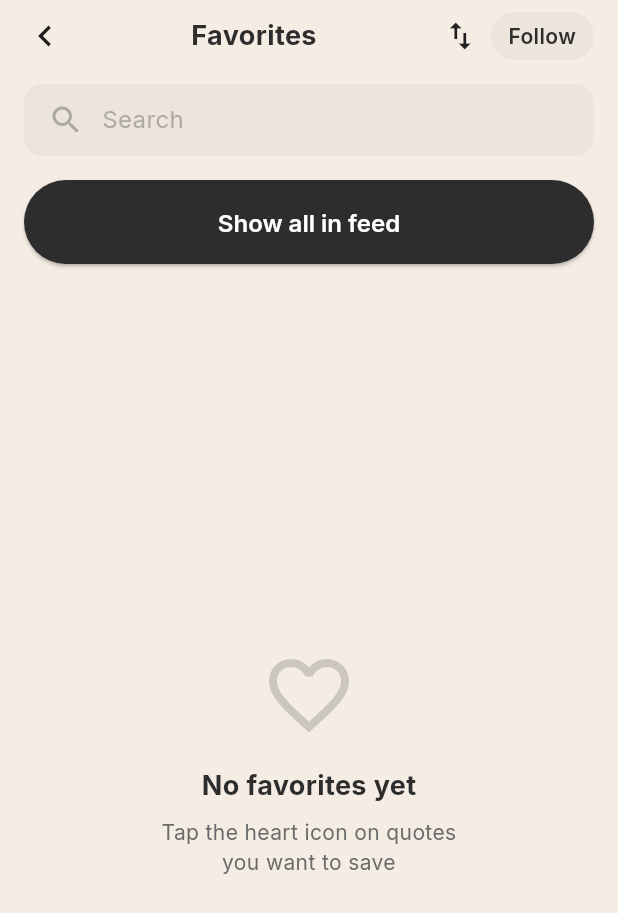
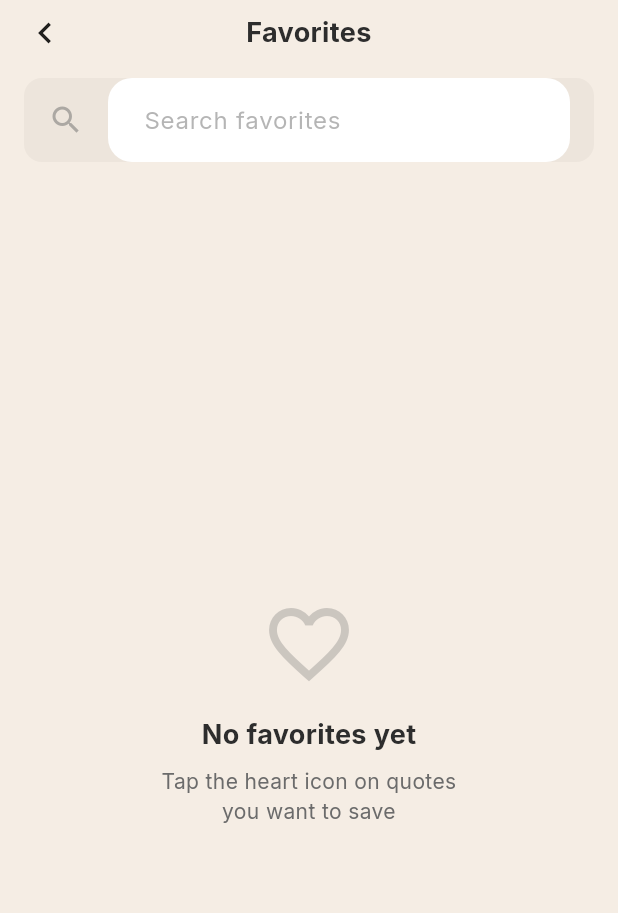
Before and after one commit to elshevin/bible-widget, a Flutter app: the TopicsSheet widget shown alone on an empty page, opened directly, after a tap on "Favorites", on a phone screen of 412 x 824 dp. Shown: the top 913 px of the screen. Run offline on Flutter 3.47's test engine with Material 3 defaults, Android fonts, the phone set to English and light mode, and no system bars; our stand-ins replace flutter_local_notifications, google_fonts, lottie, screenshot, share_plus, shared_preferences and 1 more; missing offline and left inert: home_widget; accounts and stored records are empty; project files that could hold a hidden picture were left out.

Commit message:
Fix search functionality and share buttons
- Add working search in Favorites screen (filters by text and reference)
- Add working search in Topics sheet (filters topics by name)
- Fix share button in Topic detail screen (connects to ShareSheet)
- Fix share button in Favorites screen
- Remove unused Edit button from Topics sheet

```diff
--- a/lib/screens/favorites_screen.dart
+++ b/lib/screens/favorites_screen.dart
@@ -3,9 +3,24 @@ import 'package:provider/provider.dart';
 import 'package:intl/intl.dart';
 import '../theme/app_theme.dart';
 import '../providers/app_state.dart';
+import 'share_sheet.dart';
 
-class FavoritesScreen extends StatelessWidget {
+class FavoritesScreen extends StatefulWidget {
   const FavoritesScreen({super.key});
+
+  @override
+  State<FavoritesScreen> createState() => _FavoritesScreenState();
+}
+
+class _FavoritesScreenState extends State<FavoritesScreen> {
+  String _searchQuery = '';
+  final TextEditingController _searchController = TextEditingController();
+
+  @override
+  void dispose() {
+    _searchController.dispose();
+    super.dispose();
+  }
 
   @override
   Widget build(BuildContext context) {
@@ -33,26 +48,7 @@ class FavoritesScreen extends StatelessWidget {
                       ),
                     ),
                   ),
-                  Row(
-                    children: [
-                      const Icon(Icons.swap_vert, size: 24),
-                      const SizedBox(width: 8),
-                      Container(
-                        padding: const EdgeInsets.symmetric(
-                          horizontal: 12,
-                          vertical: 6,
-                        ),
-                        decoration: BoxDecoration(
-                          color: AppTheme.cardBackground,
-                          borderRadius: BorderRadius.circular(16),
-                        ),
-                        child: const Text(
-                          'Follow',
-                          style: TextStyle(fontWeight: FontWeight.w600),
-                        ),
-                      ),
-                    ],
-                  ),
+                  const SizedBox(width: 28),
                 ],
               ),
             ),
@@ -62,42 +58,35 @@ class FavoritesScreen extends StatelessWidget {
             Padding(
               padding: const EdgeInsets.symmetric(horizontal: 16),
               child: Container(
-                padding: const EdgeInsets.symmetric(
-                  horizontal: 16,
-                  vertical: 12,
-                ),
+                padding: const EdgeInsets.symmetric(horizontal: 16),
                 decoration: BoxDecoration(
                   color: AppTheme.cardBackground,
                   borderRadius: BorderRadius.circular(12),
                 ),
-                child: Row(
-                  children: [
-                    Icon(
+                child: TextField(
+                  controller: _searchController,
+                  onChanged: (value) => setState(() => _searchQuery = value),
+                  decoration: InputDecoration(
+                    icon: Icon(
                       Icons.search,
                       color: AppTheme.secondaryText.withOpacity(0.5),
                     ),
-                    const SizedBox(width: 12),
-                    Text(
-                      'Search',
-                      style: TextStyle(
-                        color: AppTheme.secondaryText.withOpacity(0.5),
-                        fontSize: 16,
-                      ),
+                    hintText: 'Search favorites',
+                    hintStyle: TextStyle(
+                      color: AppTheme.secondaryText.withOpacity(0.5),
+                      fontSize: 16,
                     ),
-                  ],
-                ),
-              ),
-            ),
-            const SizedBox(height: 16),
-
-            // Show all in feed button
-            Padding(
-              padding: const EdgeInsets.symmetric(horizontal: 16),
-              child: SizedBox(
-                width: double.infinity,
-                child: ElevatedButton(
-                  onPressed: () {},
-                  child: const Text('Show all in feed'),
+                    border: InputBorder.none,
+                    suffixIcon: _searchQuery.isNotEmpty
+                        ? IconButton(
+                            icon: const Icon(Icons.clear, size: 20),
+                            onPressed: () {
+                              _searchController.clear();
+                              setState(() => _searchQuery = '');
+                            },
+                          )
+                        : null,
+                  ),
                 ),
               ),
             ),
@@ -107,7 +96,17 @@ class FavoritesScreen extends StatelessWidget {
             Expanded(
               child: Consumer<AppState>(
                 builder: (context, appState, _) {
-                  final favorites = appState.getFavoriteVerses();
+                  var favorites = appState.getFavoriteVerses();
+
+                  // Filter by search query
+                  if (_searchQuery.isNotEmpty) {
+                    final query = _searchQuery.toLowerCase();
+                    favorites = favorites.where((verse) {
+                      final text = appState.getDisplayText(verse).toLowerCase();
+                      final reference = (verse.reference ?? '').toLowerCase();
+                      return text.contains(query) || reference.contains(query);
+                    }).toList();
+                  }
 
                   if (favorites.isEmpty) {
                     return Center(
@@ -154,7 +153,17 @@ class FavoritesScreen extends StatelessWidget {
                         date: DateTime.now(), // In real app, store save date
                         isFavorite: true,
                         onFavoriteToggle: () => appState.toggleFavorite(verse.id),
-                        onShare: () {},
+                        onShare: () {
+                          showModalBottomSheet(
+                            context: context,
+                            isScrollControlled: true,
+                            backgroundColor: Colors.transparent,
+                            builder: (_) => ShareSheet(
+                              text: displayText,
+                              reference: verse.reference,
+                            ),
+                          );
+                        },
                         onCollection: () {},
                       );
                     },
--- a/lib/screens/topics_sheet.dart
+++ b/lib/screens/topics_sheet.dart
@@ -4,13 +4,36 @@ import '../theme/app_theme.dart';
 import '../providers/app_state.dart';
 import '../data/content_data.dart';
 import '../widgets/common_widgets.dart';
+import '../models/models.dart';
 import 'favorites_screen.dart';
 import 'topic_detail_screen.dart';
 import 'collections_screen.dart';
 import 'my_quotes_screen.dart';
 
-class TopicsSheet extends StatelessWidget {
+class TopicsSheet extends StatefulWidget {
   const TopicsSheet({super.key});
+
+  @override
+  State<TopicsSheet> createState() => _TopicsSheetState();
+}
+
+class _TopicsSheetState extends State<TopicsSheet> {
+  String _searchQuery = '';
+  final TextEditingController _searchController = TextEditingController();
+
+  @override
+  void dispose() {
+    _searchController.dispose();
+    super.dispose();
+  }
+
+  List<Topic> _filterTopics(List<Topic> topics) {
+    if (_searchQuery.isEmpty) return topics;
+    final query = _searchQuery.toLowerCase();
+    return topics.where((topic) {
+      return topic.name.toLowerCase().contains(query);
+    }).toList();
+  }
 
   @override
   Widget build(BuildContext context) {
@@ -54,16 +77,7 @@ class TopicsSheet extends StatelessWidget {
                         ),
                       ),
                     ),
-                    TextButton(
-                      onPressed: () {},
-                      child: const Text(
-                        'Edit',
-                        style: TextStyle(
-                          color: AppTheme.primaryText,
-                          fontWeight: FontWeight.w600,
-                        ),
-                      ),
-                    ),
+                    const SizedBox(width: 48),
                   ],
                 ),
               ),
@@ -76,29 +90,35 @@ class TopicsSheet extends StatelessWidget {
                   children: [
                     // Search bar
                     Container(
-                      padding: const EdgeInsets.symmetric(
-                        horizontal: 16,
-                        vertical: 12,
-                      ),
+                      padding: const EdgeInsets.symmetric(horizontal: 16),
                       decoration: BoxDecoration(
                         color: AppTheme.cardBackground,
                         borderRadius: BorderRadius.circular(12),
                       ),
-                      child: Row(
-                        children: [
-                          Icon(
+                      child: TextField(
+                        controller: _searchController,
+                        onChanged: (value) => setState(() => _searchQuery = value),
+                        decoration: InputDecoration(
+                          icon: Icon(
                             Icons.search,
                             color: AppTheme.secondaryText.withOpacity(0.5),
                           ),
-                          const SizedBox(width: 12),
-                          Text(
-                            'Search topics',
-                            style: TextStyle(
-                              color: AppTheme.secondaryText.withOpacity(0.5),
-                              fontSize: 16,
-                            ),
+                          hintText: 'Search topics',
+                          hintStyle: TextStyle(
+                            color: AppTheme.secondaryText.withOpacity(0.5),
+                            fontSize: 16,
                           ),
-                        ],
+                          border: InputBorder.none,
+                          suffixIcon: _searchQuery.isNotEmpty
+                              ? IconButton(
+                                  icon: const Icon(Icons.clear, size: 20),
+                                  onPressed: () {
+                                    _searchController.clear();
+                                    setState(() => _searchQuery = '');
+                                  },
+                                )
+                              : null,
+                        ),
                       ),
                     ),
                     const SizedBox(height: 16),
@@ -215,6 +235,10 @@ class TopicsSheet extends StatelessWidget {
 
                     // Topics by category
                     ...groupedTopics.entries.map((entry) {
+                      final filteredTopics = _filterTopics(entry.value);
+                      if (filteredTopics.isEmpty) {
+                        return const SizedBox.shrink();
+                      }
                       return Column(
                         crossAxisAlignment: CrossAxisAlignment.start,
                         children: [
@@ -226,7 +250,7 @@ class TopicsSheet extends StatelessWidget {
                             ),
                           ),
                           const SizedBox(height: 12),
-                          ...entry.value.map((topic) {
+                          ...filteredTopics.map((topic) {
                             return Padding(
                               padding: const EdgeInsets.only(bottom: 8),
                               child: _TopicListItem(
```
Also changed, not shown: lib/screens/topic_detail_screen.dart (+15 -3 lines).
